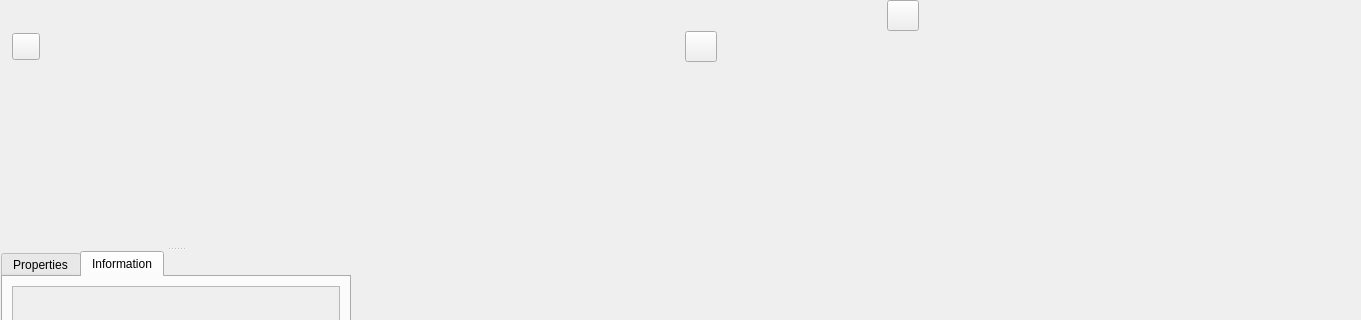
Qt form Code/Mantid/Vates/VatesSimpleGui/ViewWidgets/inc/MantidVatesSimpleGuiViewWidgets/MdViewerWidget.ui (mantidproject/mantid) before a commit; both pictures show x 0 to 1361 and y 0 to 320 of the 1361 by 710 pixel window.
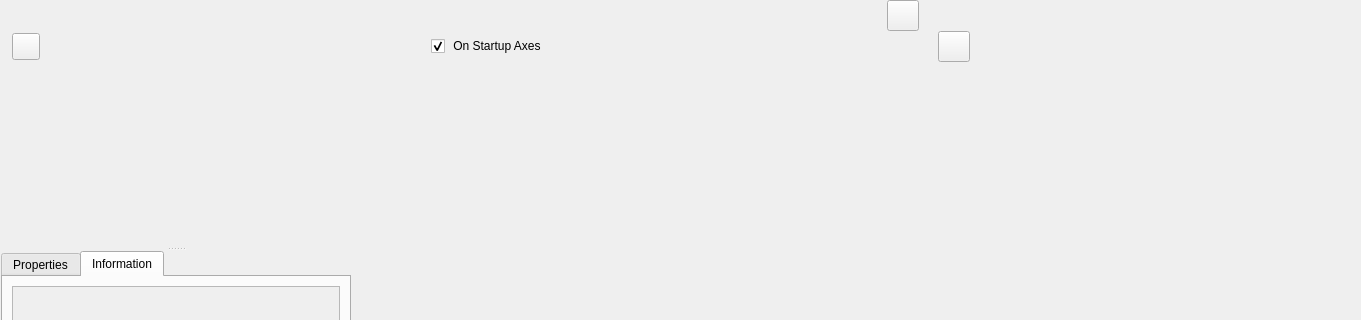
The same form after that commit. The open tabs and pages were chosen to show the change. Icons and pictures are not drawn. Custom widgets are drawn as their Qt base class.

The edit to the form file:
```diff
--- a/Code/Mantid/Vates/VatesSimpleGui/ViewWidgets/inc/MantidVatesSimpleGuiViewWidgets/MdViewerWidget.ui
+++ b/Code/Mantid/Vates/VatesSimpleGui/ViewWidgets/inc/MantidVatesSimpleGuiViewWidgets/MdViewerWidget.ui
@@ -151,6 +151,32 @@
        </property>
       </widget>
      </item>
+     <item>
+      <spacer name="horizontalSpacer">
+       <property name="orientation">
+        <enum>Qt::Horizontal</enum>
+       </property>
+       <property name="sizeHint" stdset="0">
+        <size>
+         <width>40</width>
+         <height>20</height>
+        </size>
+       </property>
+      </spacer>
+     </item>
+     <item>
+      <widget class="QCheckBox" name="axes_on_at_startup_check_box">
+       <property name="toolTip">
+        <string extracomment="The Gird Axes are enabled whenever you add a new filter or source."/>
+       </property>
+       <property name="text">
+        <string> On Startup Axes</string>
+       </property>
+       <property name="checked">
+        <bool>true</bool>
+       </property>
+      </widget>
+     </item>
      <item>
       <spacer name="horizontalSpacer_5">
        <property name="orientation">
```
Left out of the diff: 6 changed lines with no effect on the pictures.
